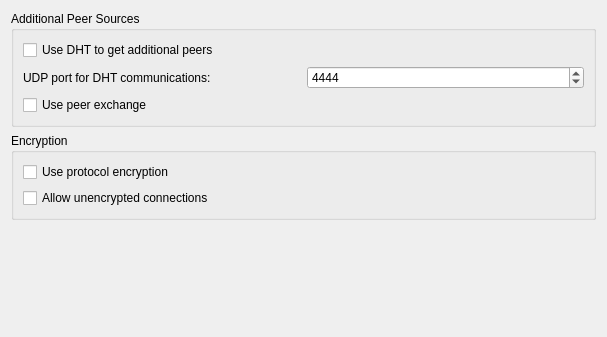
KDE/ktorrent, file ktorrent/btpref.ui: the form before one commit.
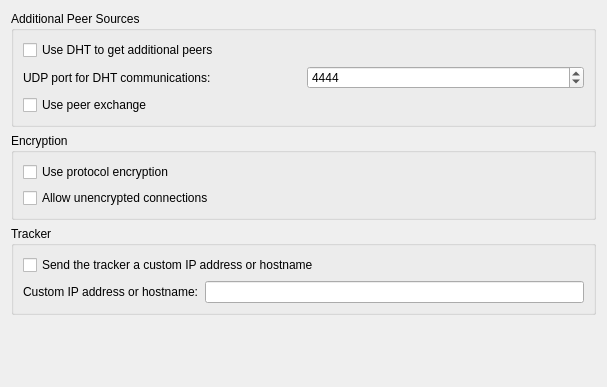
The form after the commit.

Commit message: Make custom IP to sent to tracker configurable again (it seems this got forgotten when we ported KT to KDE4)

What changed in the file:
```diff
--- a/ktorrent/btpref.ui
+++ b/ktorrent/btpref.ui
@@ -6,10 +6,10 @@
     <x>0</x>
     <y>0</y>
     <width>607</width>
-    <height>337</height>
+    <height>387</height>
    </rect>
   </property>
-  <layout class="QVBoxLayout" name="verticalLayout" >
+  <layout class="QVBoxLayout" name="verticalLayout_2" >
    <item>
     <widget class="QGroupBox" name="dhtGroupBox" >
      <property name="title" >
@@ -104,6 +104,43 @@
      </layout>
     </widget>
    </item>
+   <item>
+    <widget class="QGroupBox" name="groupBox" >
+     <property name="title" >
+      <string>Tracker</string>
+     </property>
+     <layout class="QVBoxLayout" name="verticalLayout" >
+      <item>
+       <widget class="QCheckBox" name="kcfg_useCustomIP" >
+        <property name="toolTip" >
+         <string>Instead of allowing the tracker to determine your IP address, tell the tracker which IP address to use. Use this when you are behind a proxy.</string>
+        </property>
+        <property name="text" >
+         <string>Send the tracker a custom IP address or hostname</string>
+        </property>
+       </widget>
+      </item>
+      <item>
+       <layout class="QHBoxLayout" name="horizontalLayout" >
+        <item>
+         <widget class="QLabel" name="label" >
+          <property name="text" >
+           <string>Custom IP address or hostname:</string>
+          </property>
+         </widget>
+        </item>
+        <item>
+         <widget class="QLineEdit" name="kcfg_customIP" >
+          <property name="toolTip" >
+           <string>Custom IP address or hostname to send to the tracker. Hostnames will be resolved at runtime and the resolved IP address will be sent to the tracker.</string>
+          </property>
+         </widget>
+        </item>
+       </layout>
+      </item>
+     </layout>
+    </widget>
+   </item>
    <item>
     <spacer>
      <property name="orientation" >
```
Left out of the diff: 24 changed lines with no effect on the pictures. The commit also changes 3 other files.
